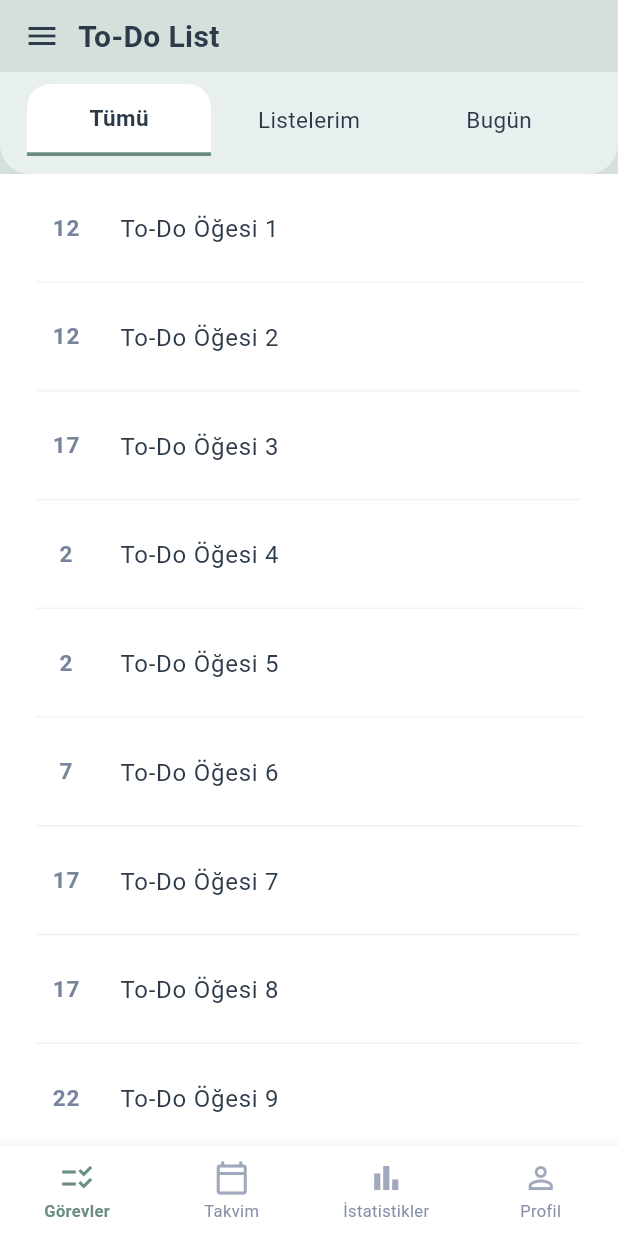
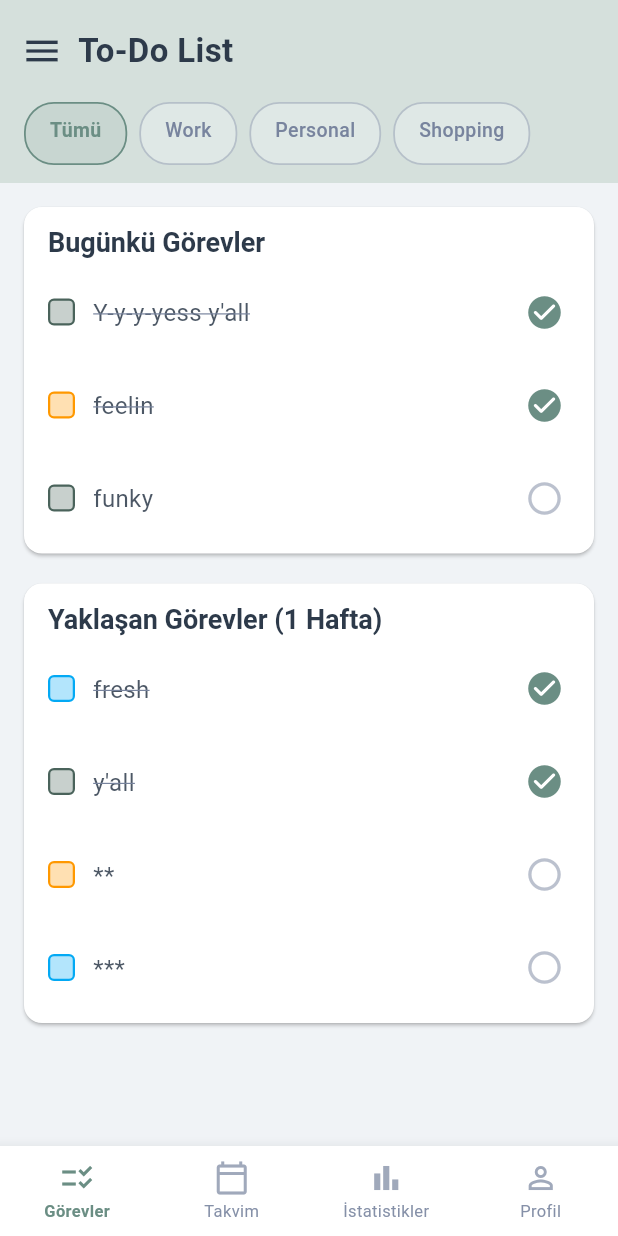
Before and after one commit to ozlem-dilek/planote, a Flutter app: the screen it shows after launch, on a phone screen of 412 x 824 dp. Run offline on Flutter 3.47's test engine with Material 3 defaults, Android fonts, the phone set to English and light mode, and no system bars; our stand-ins replace fl_chart; Roboto replaces fonts that are missing (Poppins).

Commit message:
updated to-do-list screen

```diff
--- a/lib/views/screens/app_shell.dart
+++ b/lib/views/screens/app_shell.dart
@@ -18,7 +18,7 @@ class _AppShellState extends State<AppShell> {
   int _selectedIndex = 0;
 
   static final List<Widget> _pages = <Widget>[
-    const TodoListScreen(),
+    const GorevlerEkrani(),
     const CalendarScreen(),
     const IstatistiklerEkrani(),
     const ProfilEkrani()
--- a/lib/views/screens/to_do_list_screen.dart
+++ b/lib/views/screens/to_do_list_screen.dart
@@ -1,83 +1,118 @@
 import 'package:flutter/material.dart';
 import '../../core/constants/app_colors.dart';
+import '../common_widgets/custom_tab_chip_bar.dart';
 
-class TodoScreenFilterChip extends StatelessWidget {
-  final String label;
-  final bool isSelected;
-  final VoidCallback onTap;
-  const TodoScreenFilterChip({Key? key, required this.label, required this.isSelected, required this.onTap}) : super(key: key);
+// Örnek veri yapıları TODO:(Provider ve Hive ile değiştirilecek)
+class Category {
+  final String id;
+  final String name;
+  final Color color;
+
+  Category({required this.id, required this.name, required this.color});
+}
+
+class Task {
+  final String id;
+  final String title;
+  final bool isCompleted;
+  final String categoryId;
+  final DateTime dueDate;
+
+  Task({
+    required this.id,
+    required this.title,
+    required this.isCompleted,
+    required this.categoryId,
+    required this.dueDate,
+  });
+}
+
+class GorevlerEkrani extends StatefulWidget {
+  const GorevlerEkrani({super.key});
+
+  @override
+  State<GorevlerEkrani> createState() => _GorevlerEkraniState();
+}
+
+class _GorevlerEkraniState extends State<GorevlerEkrani> {
+  // TODO: Bu veriler Provider ve Servis Katmanı ile Hive'dan gelecek
+  final List<Category> _categories = [
+    Category(id: 'all', name: 'Tümü', color: Colors.grey),
+    Category(id: 'work', name: 'Work', color: AppColors.primaryDark),
+    Category(id: 'personal', name: 'Personal', color: Colors.orange),
+    Category(id: 'shopping', name: 'Shopping', color: Colors.lightBlue),
+    // TODO: Kullanıcının eklediği kategoriler buraya gelecek
+  ];
+
+  String _selectedCategoryId = 'all'; // Başlangıçta "Tümü" seçili
+
+  // Örnek görevler TODO:(Tarih ve kategoriye göre filtrelenecek)
+  final List<Task> _allTasks = [
+    Task(id: '1', title: "Y-y-y-yess y'all", isCompleted: true, categoryId: 'work', dueDate: DateTime.now()),
+    Task(id: '2', title: 'feelin', isCompleted: true, categoryId: 'personal', dueDate: DateTime.now().add(const Duration(hours: 1))),
+    Task(id: '3', title: 'funky', isCompleted: false, categoryId: 'work', dueDate: DateTime.now().add(const Duration(hours: 2))),
+    Task(id: '4', title: '**', isCompleted: false, categoryId: 'work', dueDate: DateTime.now().subtract(const Duration(days:1))), // Dünkü görev
+    Task(id: '5', title: 'fresh', isCompleted: true, categoryId: 'shopping', dueDate: DateTime.now().add(const Duration(days: 2))),
+    Task(id: '6', title: "y'all", isCompleted: true, categoryId: 'work', dueDate: DateTime.now().add(const Duration(days: 3))),
+    Task(id: '7', title: '**', isCompleted: false, categoryId: 'personal', dueDate: DateTime.now().add(const Duration(days: 6))),
+    Task(id: '8', title: '***', isCompleted: false, categoryId: 'shopping', dueDate: DateTime.now().add(const Duration(days:1))),
+    Task(id: '9', title: '***', isCompleted: true, categoryId: 'personal', dueDate: DateTime.now().add(const Duration(days:8))), // Gelecek hafta dışı
+  ];
+
+  List<Task> _getFilteredTasks() {
+    // TODO: Bu filtreleme mantığı Provider'da veya Service'de olacak
+    List<Task> tasksToShow;
+    if (_selectedCategoryId == 'all') {
+      tasksToShow = _allTasks;
+    } else {
+      tasksToShow = _allTasks.where((task) => task.categoryId == _selectedCategoryId).toList();
+    }
+    return tasksToShow;
+  }
+
+  List<Task> _getTodaysTasks(List<Task> filteredTasks) {
+    final now = DateTime.now();
+    return filteredTasks.where((task) =>
+    task.dueDate.year == now.year &&
+        task.dueDate.month == now.month &&
+        task.dueDate.day == now.day
+    ).toList();
+  }
+
+  List<Task> _getUpcomingTasks(List<Task> filteredTasks) {
+    final now = DateTime.now();
+    final oneWeekFromNow = now.add(const Duration(days: 7));
+    return filteredTasks.where((task) =>
+    !DateUtils.isSameDay(task.dueDate, now) && // Bugünün görevlerini tekrar gösterme
+        task.dueDate.isAfter(now) &&
+        task.dueDate.isBefore(oneWeekFromNow)
+    ).toList();
+  }
+
 
   @override
   Widget build(BuildContext context) {
-    return Expanded(
-      child: GestureDetector(
-        onTap: onTap,
-        child: Container(
-          height: 48,
-          alignment: Alignment.center,
-          margin: const EdgeInsets.symmetric(horizontal: 2),
-          decoration: BoxDecoration(
-            color: isSelected ? AppColors.todoFilterSelectedBackground : AppColors.todoFilterBackground,
-            borderRadius: const BorderRadius.only(
-                topLeft: Radius.circular(16), topRight: Radius.circular(16)),
-            border: isSelected ? Border(bottom: BorderSide(color: AppColors.primary, width: 2.5)) : null,
-          ),
-          child: Text(
-            label,
-            style: TextStyle(
-              color: AppColors.todoFilterText,
-              fontWeight: isSelected ? FontWeight.bold : FontWeight.normal,
-              fontSize: 15,
-            ),
-          ),
-        ),
-      ),
-    );
-  }
-}
+    final filteredTasks = _getFilteredTasks();
+    final todaysTasks = _getTodaysTasks(filteredTasks);
+    final upcomingTasks = _getUpcomingTasks(filteredTasks);
 
-class TodoListScreen extends StatefulWidget {
-  const TodoListScreen({super.key});
-
-  @override
-  State<TodoListScreen> createState() => _TodoListScreenState();
-}
-
-class _TodoListScreenState extends State<TodoListScreen> {
-  int _selectedFilterIndex = 0;
-  final List<String> _filterLabels = ["Tümü", "Listelerim", "Bugün"];
-
-  // Örnek To-Do item listesi
-  final List<Map<String, dynamic>> _todoItems = List.generate(15, (i) => {
-    "id": i,
-    "metric": (i * 5 + (i % 3 == 0 ? 12 : 7)) % 25 == 0 ? 5 : (i * 5 + (i % 3 == 0 ? 12 : 7)) % 25,
-    "title": "To-Do Öğesi ${i + 1}",
-  });
-
-  @override
-  Widget build(BuildContext context) {
-    // Bu widget AppShell'in body'sinde gösterilecek, bu yüzden kendi Scaffold'u yok.
-    // AppShell'deki SafeArea genel bir koruma sağlar, gerekirse burada da kullanılabilir.
     return Column(
       children: [
-
         Container(
           color: AppColors.todoAppBarBackground,
           padding: EdgeInsets.only(
-              top: MediaQuery.of(context).padding.top + 0,
+            top: MediaQuery.of(context).padding.top + 10,
             left: 4,
             right: 16,
-              bottom: 0
+            bottom: 10,
           ),
           child: Row(
             children: [
               Builder(
                   builder: (buttonContext) {
                     return IconButton(
-                      icon: const Icon(Icons.menu, color: AppColors.primaryText),
-                      onPressed: () {
-                        Scaffold.of(buttonContext).openDrawer();
-                      },
+                      icon: const Icon(Icons.menu, color: AppColors.primaryText, size: 28),
+                      onPressed: () => Scaffold.of(buttonContext).openDrawer(),
                       tooltip: 'Menüyü Aç',
                     );
                   }
@@ -87,7 +122,7 @@ class _TodoListScreenState extends State<TodoListScreen> {
                 style: TextStyle(
                   color: AppColors.primaryText,
                   fontWeight: FontWeight.bold,
-                    fontSize: 20 // Biraz küçülttüm
+                  fontSize: 22,
                 ),
               ),
               const Spacer(),
@@ -97,80 +132,172 @@ class _TodoListScreenState extends State<TodoListScreen> {
 
         Container(
           color: AppColors.todoAppBarBackground,
-          child: Container(
-            decoration: const BoxDecoration(
-                color: AppColors.todoFilterBackground,
-                borderRadius: BorderRadius.only(
-                  bottomLeft: Radius.circular(20),
-                  bottomRight: Radius.circular(20),
-                )
+          padding: const EdgeInsets.fromLTRB(16, 0, 16, 12),
+          child: SizedBox(
+            height: 42,
+            child: ListView.builder(
+              scrollDirection: Axis.horizontal,
+              itemCount: _categories.length,
+              itemBuilder: (context, index) {
+                final category = _categories[index];
+                return Padding(
+                  padding: const EdgeInsets.only(right: 8.0),
+                  child: CustomTabChip(
+                    label: category.name,
+                    isSelected: _selectedCategoryId == category.id,
+                    onTap: () {
+                      setState(() {
+                        _selectedCategoryId = category.id;
+                      });
+                      // TODO: Provider ile görev listesini yeniden yükle/filtrele
+                    },
+                    // CustomTabChip'e renk parametresi eklenebilir
+                    // backgroundColor: category.color.withOpacity(0.2),
+                    // selectedColor: category.color,
                   ),
-            padding: const EdgeInsets.fromLTRB(16, 8, 16, 12),
-            child: Row(
-              children: List.generate(_filterLabels.length, (index) {
-                return TodoScreenFilterChip(
-                  label: _filterLabels[index],
-                  isSelected: _selectedFilterIndex == index,
-                  onTap: () {
-                    setState(() { _selectedFilterIndex = index; });
-                    // TODO: Provider ile listeyi bu alt filtreye göre filtrele
+                );
               },
-                );
-              }),
             ),
           ),
         ),
 
-        // 3. To-Do Listesi
         Expanded(
           child: Container(
-            color: Colors.white,
-            child: ListView.separated(
-              itemCount: _todoItems.length, // TODO: Provider'dan filtrelenmiş liste
-              itemBuilder: (context, index) {
-                final item = _todoItems[index];
-                return ListTile(
-                  contentPadding: const EdgeInsets.symmetric(horizontal: 24, vertical: 8),
-                  leading: Container(
-                    width: 40,
-                    alignment: Alignment.center,
-                    child: Text(
-                      item['metric'].toString(),
-                      style: const TextStyle(fontSize: 15, color: AppColors.secondaryText, fontWeight: FontWeight.bold),
+            color: AppColors.screenBackground,
+            child: ListView( // Ana kaydırma
+              padding: const EdgeInsets.all(16.0),
+              children: [
+                if (todaysTasks.isNotEmpty)
+                  _buildTaskGroup(context, "Bugünkü Görevler", todaysTasks),
+                if (upcomingTasks.isNotEmpty) ...[
+                  const SizedBox(height: 20),
+                  _buildTaskGroup(context, "Yaklaşan Görevler (1 Hafta)", upcomingTasks),
+                ],
+                if (todaysTasks.isEmpty && upcomingTasks.isEmpty && _selectedCategoryId != 'all')
+                  Padding(
+                    padding: const EdgeInsets.symmetric(vertical: 40.0),
+                    child: Center(child: Text("Bu kategoride gösterilecek görev yok.", style: TextStyle(color: AppColors.secondaryText))),
                   ),
+                if (todaysTasks.isEmpty && upcomingTasks.isEmpty && _selectedCategoryId == 'all')
+                  Padding(
+                    padding: const EdgeInsets.symmetric(vertical: 40.0),
+                    child: Center(child: Text("Harika! Hiç göreviniz yok gibi görünüyor.", style: TextStyle(color: AppColors.secondaryText))),
                   ),
-                  title: Text(item['title'], style: const TextStyle(color: AppColors.primaryText, fontSize: 16)),
-                );
-              },
-              separatorBuilder: (context, index) => const Divider(height: 0.5, indent: 24, endIndent: 24, color: AppColors.screenBackground),
+                // TODO: "Tüm Görevler" veya "Diğer Görevler" gibi ek gruplar olabilir
+              ],
             ),
           ),
         ),
+        // TODO: FloatingActionButton AppShell seviyesinde veya sayfa bazlı eklenebilir.
+        // Şimdilik FAB eklemiyorum, onu AppShell'e eklemek daha merkezi olabilir.
+      ],
+    );
+  }
 
-        // 4. Alt Komut/Giriş Alanı
-        /*Container(
-          padding: const EdgeInsets.symmetric(horizontal: 20, vertical: 12),
-          color: AppColors.screenBackground,
-          child: Row(
-            mainAxisAlignment: MainAxisAlignment.spaceBetween,
+  Widget _buildTaskGroup(BuildContext context, String title, List<Task> tasks) {
+    return Card(
+      elevation: 1.0, // Hafif gölge
+      margin: const EdgeInsets.only(bottom: 0),
+      shape: RoundedRectangleBorder(borderRadius: BorderRadius.circular(12.0)),
+      child: Padding(
+        padding: const EdgeInsets.all(12.0),
+        child: Column(
+          crossAxisAlignment: CrossAxisAlignment.start,
           children: [
-              Row(
-                children: [
-                  Icon(Icons.short_text_rounded, color: AppColors.secondaryText.withOpacity(0.8)),
-                  const SizedBox(width: 12),
-                  Icon(Icons.data_object_rounded, color: AppColors.secondaryText.withOpacity(0.8)),
-                  const SizedBox(width: 12),
-                  Icon(Icons.keyboard_arrow_right_rounded, color: AppColors.secondaryText.withOpacity(0.8)),
-                ],
+            Padding(
+              padding: const EdgeInsets.only(left: 4.0, bottom: 10.0),
+              child: Text(
+                title,
+                style: Theme.of(context).textTheme.titleLarge?.copyWith(
+                    color: AppColors.primaryText,
+                    fontWeight: FontWeight.bold,
+                    fontSize: 18
                 ),
-              Text(
-                "Sans, Wot Gcsbn", // Ekran görüntüsündeki metin
-                style: TextStyle(color: AppColors.secondaryText.withOpacity(0.7), fontSize: 11),
+              ),
+            ),
+            ListView.separated(
+              shrinkWrap: true,
+              physics: const NeverScrollableScrollPhysics(),
+              itemCount: tasks.length,
+              itemBuilder: (context, index) {
+                final task = tasks[index];
+                final categoryColor = _categories.firstWhere(
+                        (cat) => cat.id == task.categoryId,
+                    orElse: () => Category(id: 'unknown', name: 'Unknown', color: Colors.grey)
+                ).color;
+
+                return _buildTaskItem(context, task, categoryColor);
+              },
+              separatorBuilder: (context, index) => const Divider(height: 12, color: Colors.transparent),
             ),
           ],
         ),
-        ) */
+      ),
+    );
+  }
+
+  Widget _buildTaskItem(BuildContext context, Task task, Color categoryColor) {
+    return InkWell(
+      onTap: () {
+        // TODO: Görev detayını göster / düzenle
+        print("Görev tıklandı: ${task.title}");
+      },
+      borderRadius: BorderRadius.circular(8),
+      child: Padding(
+        padding: const EdgeInsets.symmetric(vertical: 8.0, horizontal: 4.0),
+        child: Row(
+          children: [
+            Container(
+              width: 18,
+              height: 18,
+              decoration: BoxDecoration(
+                  color: categoryColor.withOpacity(0.3),
+                  borderRadius: BorderRadius.circular(4),
+                  border: Border.all(color: categoryColor, width: 1.5)
+              ),
+            ),
+            const SizedBox(width: 12),
+            Expanded(
+              child: Text(
+                task.title,
+                style: TextStyle(
+                  fontSize: 16,
+                  color: AppColors.primaryText.withOpacity(0.85),
+                  decoration: task.isCompleted ? TextDecoration.lineThrough : TextDecoration.none,
+                  decorationColor: AppColors.secondaryText,
+                ),
+              ),
+            ),
+            const SizedBox(width: 8),
+            InkWell(
+              onTap: () {
+                setState(() {
+                  // Bu sadece UI'da değiştirir, Todo: Provider ve Hive'a kaydedilmeli
+                  final updatedTask = Task(
+                      id: task.id,
+                      title: task.title,
+                      isCompleted: !task.isCompleted,
+                      categoryId: task.categoryId,
+                      dueDate: task.dueDate);
+                  int taskIndex = _allTasks.indexWhere((t) => t.id == task.id);
+                  if (taskIndex != -1) {
+                    _allTasks[taskIndex] = updatedTask;
+                  }
+                });
+                // TODO: Provider -> taskProvider.toggleTaskCompletion(task);
+              },
+              child: Padding(
+                padding: const EdgeInsets.all(4.0),
+                child: Icon(
+                  task.isCompleted ? Icons.check_circle_rounded : Icons.radio_button_unchecked_rounded,
+                  color: task.isCompleted ? AppColors.primary : AppColors.secondaryText.withOpacity(0.5),
+                  size: 26,
+                ),
+              ),
+            ),
           ],
+        ),
+      ),
     );
   }
 }
```
Lines whose indentation alone changed are shown as unchanged.
